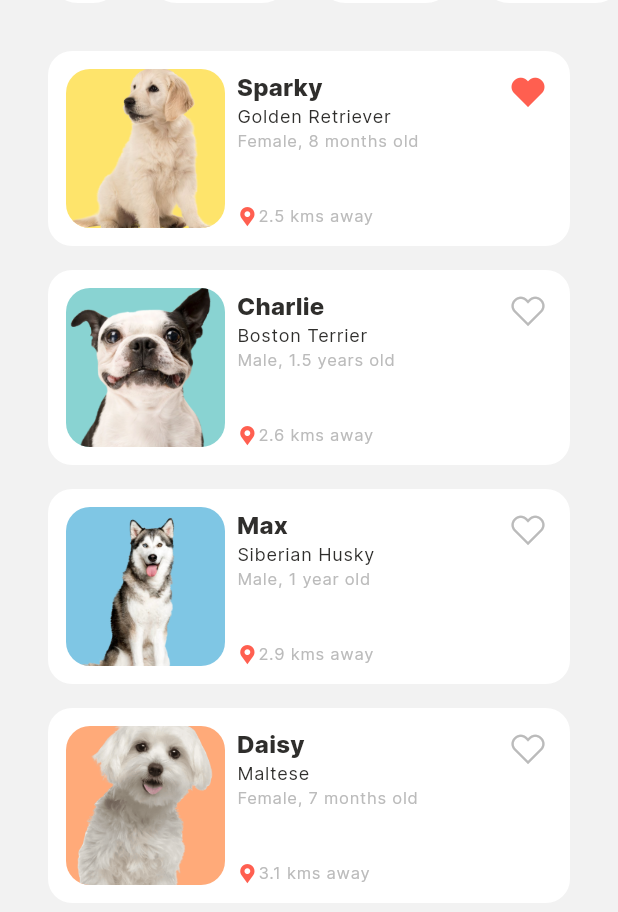
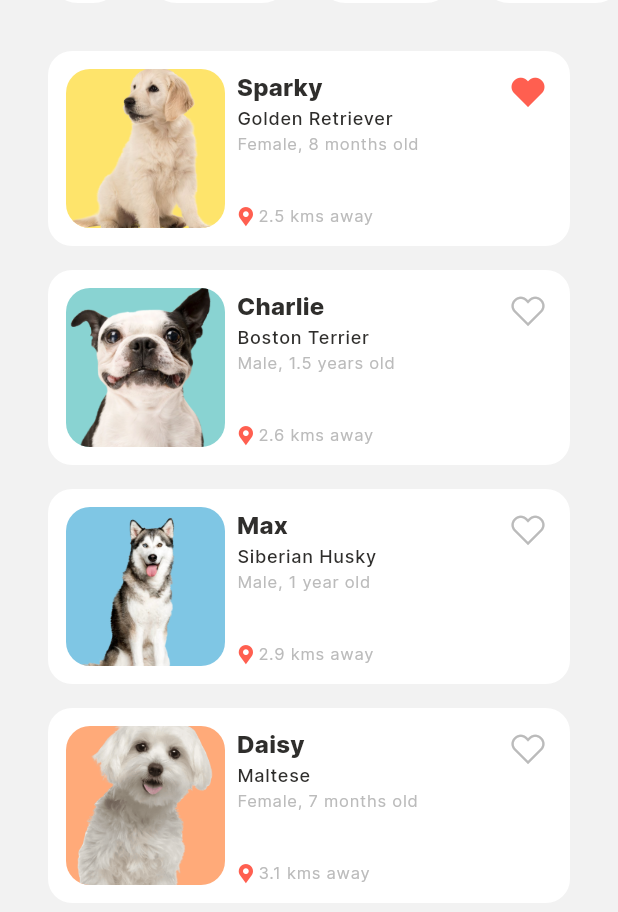
Before and after one commit to ewertonls/pet_adoption-mockup_challenge, a Flutter app: the screen it shows after launch, on a phone screen of 412 x 824 dp. Shown: the part 321-1233 px from the top of the screen. Run offline on Flutter 3.47's test engine with Material 2 defaults, Android fonts, the light colour scheme and no system bars.

Commit message:
refactor: change pet breed text style

```diff
--- a/lib/src/pages/home/widgets/pet_card_widget.dart
+++ b/lib/src/pages/home/widgets/pet_card_widget.dart
@@ -68,7 +68,10 @@ class _PetCardState extends State<PetCard> {
                       crossAxisAlignment: CrossAxisAlignment.start,
                       children: [
                         Expanded(
-                          child: _buildCardHeader(theme),
+                          child: _PetCardHeader(
+                            theme: theme,
+                            pet: widget.pet,
+                          ),
                         ),
                         AppFavoriteButton(
                           onTap: widget.onFavorite,
@@ -107,38 +110,19 @@ class _PetCardState extends State<PetCard> {
   Row _buildDistanceMarker(ThemeData theme) {
     return Row(
       children: [
-        Icon(
-          AppIcons.mapMarker,
-          color: theme.colorScheme.primary,
-          size: theme.textTheme.labelLarge?.fontSize,
+        Transform.translate(
+          offset: const Offset(-1, 0),
+          child: Icon(
+            AppIcons.mapMarker,
+            color: theme.colorScheme.primary,
+            size: theme.textTheme.labelLarge?.fontSize,
+          ),
         ),
         Expanded(
           child: Text(
             "${widget.pet.distance.toStringAsFixed(1)} kms away",
             style: theme.textTheme.labelSmall,
             overflow: TextOverflow.ellipsis,
-          ),
-        ),
-      ],
-    );
-  }
-
-  Column _buildCardHeader(ThemeData theme) {
-    return Column(
-      crossAxisAlignment: CrossAxisAlignment.stretch,
-      children: [
-        Text(
-          widget.pet.name,
-          overflow: TextOverflow.ellipsis,
-          style: theme.textTheme.titleMedium
-              ?.copyWith(fontWeight: FontWeight.w800),
-        ),
-        Text(
-          widget.pet.breed,
-          overflow: TextOverflow.ellipsis,
-          maxLines: 2,
-          style: theme.textTheme.labelMedium?.copyWith(
-            fontWeight: FontWeight.normal,
           ),
         ),
       ],
@@ -163,3 +147,38 @@ class _PetCardState extends State<PetCard> {
     }
   }
 }
+
+class _PetCardHeader extends StatelessWidget {
+  const _PetCardHeader({
+    Key? key,
+    required this.theme,
+    required this.pet,
+  }) : super(key: key);
+
+  final ThemeData theme;
+  final PetModel pet;
+
+  @override
+  Widget build(BuildContext context) {
+    return Column(
+      crossAxisAlignment: CrossAxisAlignment.stretch,
+      children: [
+        Text(
+          pet.name,
+          overflow: TextOverflow.ellipsis,
+          maxLines: 1,
+          style: theme.textTheme.titleMedium
+              ?.copyWith(fontWeight: FontWeight.w800),
+        ),
+        Text(
+          pet.breed,
+          overflow: TextOverflow.ellipsis,
+          maxLines: 2,
+          style: theme.textTheme.labelMedium?.copyWith(
+            height: 1.5,
+          ),
+        ),
+      ],
+    );
+  }
+}
```
